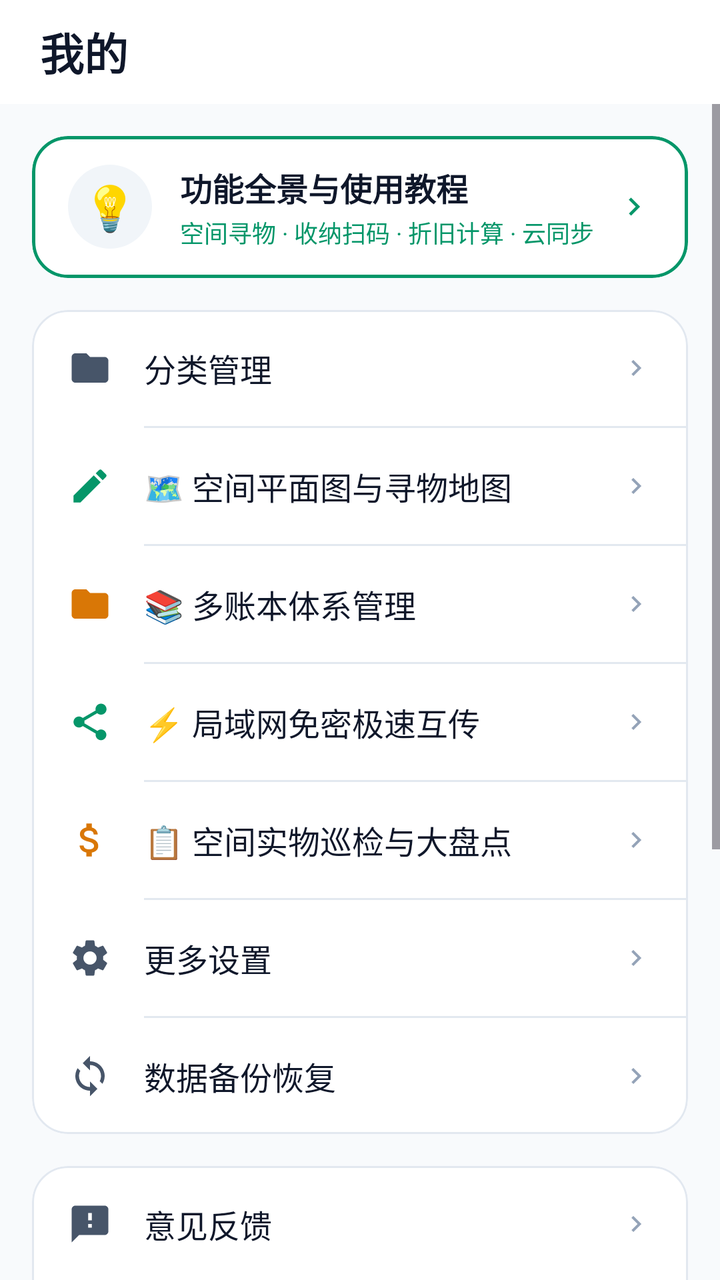
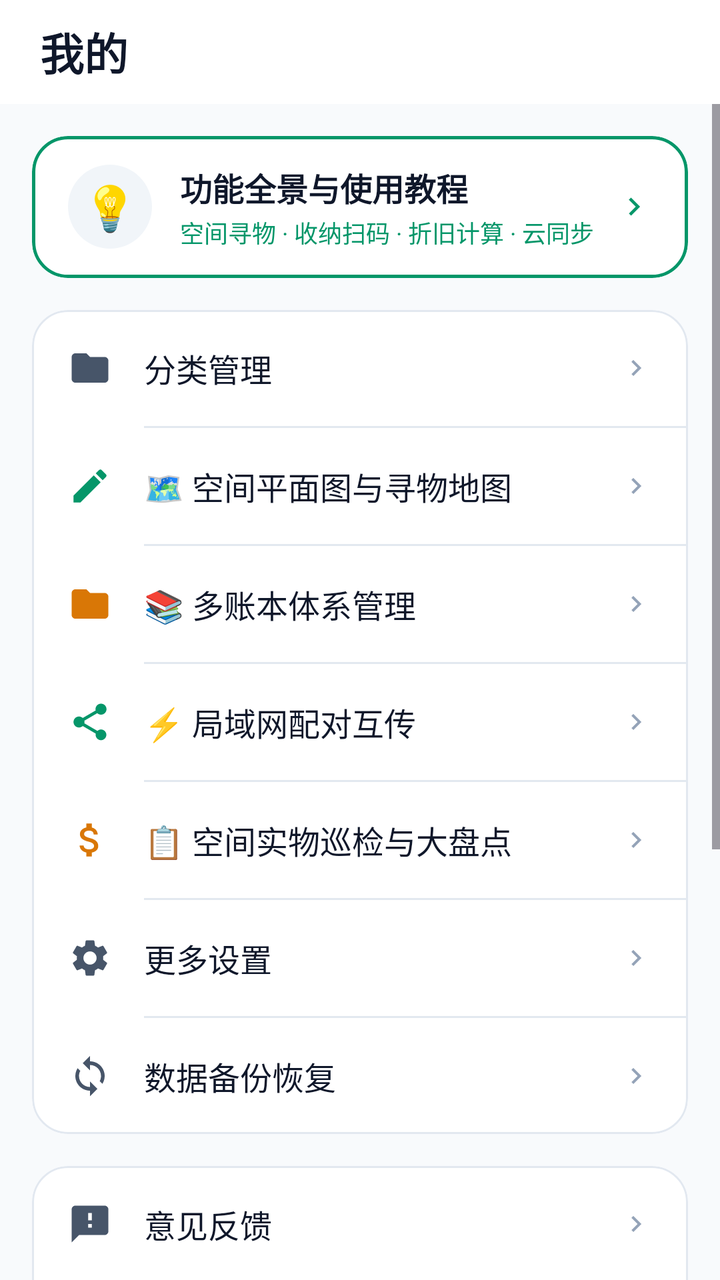

Before-and-after screenshots of an Android layout around one commit, followed by the original layout XML and the change that was made.
<!-- AndroidManifest.xml: application theme Theme.DiaperTracker -->
<!-- res/layout/fragment_profile.xml -->
<?xml version="1.0" encoding="utf-8"?>
<LinearLayout
    xmlns:android="http://schemas.android.com/apk/res/android"
    xmlns:app="http://schemas.android.com/apk/res-auto"
    android:layout_width="match_parent"
    android:layout_height="match_parent"
    android:orientation="vertical"
    android:background="@color/background">

    
    <LinearLayout
        android:layout_width="match_parent"
        android:layout_height="52dp"
        android:orientation="horizontal"
        android:gravity="center_vertical"
        android:paddingHorizontal="20dp"
        android:background="@color/card">

        <TextView
            android:layout_width="wrap_content"
            android:layout_height="wrap_content"
            android:text="我的"
            android:textSize="22sp"
            android:textStyle="bold"
            android:textColor="@color/text_primary"
            android:fontFamily="sans-serif-medium" />
    </LinearLayout>

    <ScrollView
        android:layout_width="match_parent"
        android:layout_height="0dp"
        android:layout_weight="1"
        android:overScrollMode="never">

        <LinearLayout
            android:layout_width="match_parent"
            android:layout_height="wrap_content"
            android:orientation="vertical"
            android:paddingHorizontal="16dp"
            android:paddingTop="16dp"
            android:paddingBottom="40dp">

            
            <com.google.android.material.card.MaterialCardView
                android:id="@+id/card_user_tutorial"
                android:layout_width="match_parent"
                android:layout_height="wrap_content"
                app:cardCornerRadius="18dp"
                app:cardElevation="0dp"
                app:cardBackgroundColor="@color/card"
                app:strokeColor="@color/primary"
                app:strokeWidth="1.5dp"
                android:layout_marginBottom="16dp"
                android:clickable="true"
                android:focusable="true"
                android:foreground="?attr/selectableItemBackground">

                <LinearLayout
                    android:layout_width="match_parent"
                    android:layout_height="wrap_content"
                    android:orientation="horizontal"
                    android:gravity="center_vertical"
                    android:paddingHorizontal="18dp"
                    android:paddingVertical="14dp">

                    <TextView
                        android:layout_width="42dp"
                        android:layout_height="42dp"
                        android:gravity="center"
                        android:text="💡"
                        android:textSize="22sp"
                        android:background="@drawable/bg_icon_circle"
                        android:backgroundTint="@color/input_bg" />

                    <LinearLayout
                        android:layout_width="0dp"
                        android:layout_height="wrap_content"
                        android:layout_weight="1"
                        android:layout_marginStart="14dp"
                        android:orientation="vertical">

                        <TextView
                            android:layout_width="wrap_content"
                            android:layout_height="wrap_content"
                            android:text="功能全景与使用教程"
                            android:textSize="16sp"
                            android:textStyle="bold"
                            android:textColor="@color/text_primary"
                            android:fontFamily="sans-serif-medium" />

                        <TextView
                            android:layout_width="wrap_content"
                            android:layout_height="wrap_content"
                            android:text="空间寻物 · 收纳扫码 · 折旧计算 · 云同步"
                            android:textSize="12sp"
                            android:textColor="@color/primary"
                            android:layout_marginTop="2dp" />
                    </LinearLayout>

                    <ImageView
                        android:layout_width="18dp"
                        android:layout_height="18dp"
                        android:src="@drawable/ic_arrow_right"
                        app:tint="@color/primary"
                        android:contentDescription="查看教程" />
                </LinearLayout>
            </com.google.android.material.card.MaterialCardView>

            
            <com.google.android.material.card.MaterialCardView
                android:layout_width="match_parent"
                android:layout_height="wrap_content"
                app:cardCornerRadius="18dp"
                app:cardElevation="0dp"
                app:cardBackgroundColor="@color/card"
                app:strokeColor="@color/card_border"
                app:strokeWidth="1dp"
                android:layout_marginBottom="16dp">

                <LinearLayout
                    android:layout_width="match_parent"
                    android:layout_height="wrap_content"
                    android:orientation="vertical">

                    
                    <LinearLayout
                        android:id="@+id/btn_category_manage"
                        android:layout_width="match_parent"
                        android:layout_height="58dp"
                        android:orientation="horizontal"
                        android:gravity="center_vertical"
                        android:paddingHorizontal="18dp"
                        android:clickable="true"
                        android:focusable="true"
                        android:background="?attr/selectableItemBackground">

                        <ImageView
                            android:layout_width="22dp"
                            android:layout_height="22dp"
                            android:src="@drawable/ic_folder"
                            app:tint="@color/text_secondary"
                            android:contentDescription="分类管理" />

                        <TextView
                            android:layout_width="0dp"
                            android:layout_height="wrap_content"
                            android:layout_weight="1"
                            android:layout_marginStart="16dp"
                            android:text="分类管理"
                            android:textSize="16sp"
                            android:textColor="@color/text_primary"
                            android:fontFamily="sans-serif-medium" />

                        <ImageView
                            android:layout_width="16dp"
                            android:layout_height="16dp"
                            android:src="@drawable/ic_arrow_right"
                            app:tint="@color/text_hint"
                            android:contentDescription="进入" />
                    </LinearLayout>

                    <View
                        android:layout_width="match_parent"
                        android:layout_height="1dp"
                        android:layout_marginStart="56dp"
                        android:background="@color/card_border" />

                    
                    <LinearLayout
                        android:id="@+id/btn_floorplan_manage"
                        android:layout_width="match_parent"
                        android:layout_height="58dp"
                        android:orientation="horizontal"
                        android:gravity="center_vertical"
                        android:paddingHorizontal="18dp"
                        android:clickable="true"
                        android:focusable="true"
                        android:background="?attr/selectableItemBackground">

                        <ImageView
                            android:layout_width="22dp"
                            android:layout_height="22dp"
                            android:src="@drawable/ic_edit"
                            app:tint="@color/primary"
                            android:contentDescription="空间平面图管理" />

                        <TextView
                            android:layout_width="0dp"
                            android:layout_height="wrap_content"
                            android:layout_weight="1"
                            android:layout_marginStart="16dp"
                            android:text="🗺️ 空间平面图与寻物地图"
                            android:textSize="16sp"
                            android:textColor="@color/text_primary"
                            android:fontFamily="sans-serif-medium" />

                        <ImageView
                            android:layout_width="16dp"
                            android:layout_height="16dp"
                            android:src="@drawable/ic_arrow_right"
                            app:tint="@color/text_hint"
                            android:contentDescription="进入" />
                    </LinearLayout>

                    <View
                        android:layout_width="match_parent"
                        android:layout_height="1dp"
                        android:layout_marginStart="56dp"
                        android:background="@color/card_border" />

                    
                    <LinearLayout
                        android:id="@+id/btn_ledger_manage"
                        android:layout_width="match_parent"
                        android:layout_height="58dp"
                        android:orientation="horizontal"
                        android:gravity="center_vertical"
                        android:paddingHorizontal="18dp"
                        android:clickable="true"
                        android:focusable="true"
                        android:background="?attr/selectableItemBackground">

                        <ImageView
                            android:layout_width="22dp"
                            android:layout_height="22dp"
                            android:src="@drawable/ic_folder"
                            app:tint="@color/accent_dark"
                            android:contentDescription="多账本管理" />

                        <TextView
                            android:layout_width="0dp"
                            android:layout_height="wrap_content"
                            android:layout_weight="1"
                            android:layout_marginStart="16dp"
                            android:text="📚 多账本体系管理"
                            android:textSize="16sp"
                            android:textColor="@color/text_primary"
                            android:fontFamily="sans-serif-medium" />

                        <ImageView
                            android:layout_width="16dp"
                            android:layout_height="16dp"
                            android:src="@drawable/ic_arrow_right"
                            app:tint="@color/text_hint"
                            android:contentDescription="进入" />
                    </LinearLayout>

                    <View
                        android:layout_width="match_parent"
                        android:layout_height="1dp"
                        android:layout_marginStart="56dp"
                        android:background="@color/card_border" />

                    
                    <LinearLayout
                        android:id="@+id/btn_lan_sync_manage"
                        android:layout_width="match_parent"
                        android:layout_height="58dp"
                        android:orientation="horizontal"
                        android:gravity="center_vertical"
                        android:paddingHorizontal="18dp"
                        android:clickable="true"
                        android:focusable="true"
                        android:background="?attr/selectableItemBackground">

                        <ImageView
                            android:layout_width="22dp"
                            android:layout_height="22dp"
                            android:src="@drawable/ic_share"
                            app:tint="@color/primary"
                            android:contentDescription="局域网互传" />

                        <TextView
                            android:layout_width="0dp"
                            android:layout_height="wrap_content"
                            android:layout_weight="1"
                            android:layout_marginStart="16dp"
                            android:text="⚡ 局域网免密极速互传"
                            android:textSize="16sp"
                            android:textColor="@color/text_primary"
                            android:fontFamily="sans-serif-medium" />

                        <ImageView
                            android:layout_width="16dp"
                            android:layout_height="16dp"
                            android:src="@drawable/ic_arrow_right"
                            app:tint="@color/text_hint"
                            android:contentDescription="进入" />
                    </LinearLayout>

                    <View
                        android:layout_width="match_parent"
                        android:layout_height="1dp"
                        android:layout_marginStart="56dp"
                        android:background="@color/card_border" />

                    
                    <LinearLayout
                        android:id="@+id/btn_inventory_audit"
                        android:layout_width="match_parent"
                        android:layout_height="58dp"
                        android:orientation="horizontal"
                        android:gravity="center_vertical"
                        android:paddingHorizontal="18dp"
                        android:clickable="true"
                        android:focusable="true"
                        android:background="?attr/selectableItemBackground">

                        <ImageView
                            android:layout_width="22dp"
                            android:layout_height="22dp"
                            android:src="@drawable/ic_nav_report"
                            app:tint="@color/accent_dark"
                            android:contentDescription="实物大盘点" />

                        <TextView
                            android:layout_width="0dp"
                            android:layout_height="wrap_content"
                            android:layout_weight="1"
                            android:layout_marginStart="16dp"
                            android:text="📋 空间实物巡检与大盘点"
                            android:textSize="16sp"
                            android:textColor="@color/text_primary"
                            android:fontFamily="sans-serif-medium" />

                        <ImageView
                            android:layout_width="16dp"
                            android:layout_height="16dp"
                            android:src="@drawable/ic_arrow_right"
                            app:tint="@color/text_hint"
                            android:contentDescription="进入" />
                    </LinearLayout>

                    <View
                        android:layout_width="match_parent"
                        android:layout_height="1dp"
                        android:layout_marginStart="56dp"
                        android:background="@color/card_border" />

                    
                    <LinearLayout
                        android:id="@+id/btn_more_settings"
                        android:layout_width="match_parent"
                        android:layout_height="58dp"
                        android:orientation="horizontal"
                        android:gravity="center_vertical"
                        android:paddingHorizontal="18dp"
                        android:clickable="true"
                        android:focusable="true"
                        android:background="?attr/selectableItemBackground">

                        <ImageView
                            android:layout_width="22dp"
                            android:layout_height="22dp"
                            android:src="@drawable/ic_settings"
                            app:tint="@color/text_secondary"
                            android:contentDescription="更多设置" />

                        <TextView
                            android:layout_width="0dp"
                            android:layout_height="wrap_content"
                            android:layout_weight="1"
                            android:layout_marginStart="16dp"
                            android:text="更多设置"
                            android:textSize="16sp"
                            android:textColor="@color/text_primary"
                            android:fontFamily="sans-serif-medium" />

                        <ImageView
                            android:layout_width="16dp"
                            android:layout_height="16dp"
                            android:src="@drawable/ic_arrow_right"
                            app:tint="@color/text_hint"
                            android:contentDescription="进入" />
                    </LinearLayout>

                    <View
                        android:layout_width="match_parent"
                        android:layout_height="1dp"
                        android:layout_marginStart="56dp"
                        android:background="@color/card_border" />

                    
                    <LinearLayout
                        android:id="@+id/btn_backup_restore"
                        android:layout_width="match_parent"
                        android:layout_height="58dp"
                        android:orientation="horizontal"
                        android:gravity="center_vertical"
                        android:paddingHorizontal="18dp"
                        android:clickable="true"
                        android:focusable="true"
                        android:background="?attr/selectableItemBackground">

                        <ImageView
                            android:layout_width="22dp"
                            android:layout_height="22dp"
                            android:src="@drawable/ic_backup"
                            app:tint="@color/text_secondary"
                            android:contentDescription="数据备份恢复" />

                        <TextView
                            android:layout_width="0dp"
                            android:layout_height="wrap_content"
                            android:layout_weight="1"
                            android:layout_marginStart="16dp"
                            android:text="数据备份恢复"
                            android:textSize="16sp"
                            android:textColor="@color/text_primary"
                            android:fontFamily="sans-serif-medium" />

                        <ImageView
                            android:layout_width="16dp"
                            android:layout_height="16dp"
                            android:src="@drawable/ic_arrow_right"
                            app:tint="@color/text_hint"
                            android:contentDescription="进入" />
                    </LinearLayout>

                </LinearLayout>
            </com.google.android.material.card.MaterialCardView>

            
            <com.google.android.material.card.MaterialCardView
                android:layout_width="match_parent"
                android:layout_height="wrap_content"
                app:cardCornerRadius="18dp"
                app:cardElevation="0dp"
                app:cardBackgroundColor="@color/card"
                app:strokeColor="@color/card_border"
                app:strokeWidth="1dp"
                android:layout_marginBottom="16dp">

                <LinearLayout
                    android:layout_width="match_parent"
                    android:layout_height="wrap_content"
                    android:orientation="vertical">

                    
                    <LinearLayout
                        android:id="@+id/btn_feedback"
                        android:layout_width="match_parent"
                        android:layout_height="58dp"
                        android:orientation="horizontal"
                        android:gravity="center_vertical"
                        android:paddingHorizontal="18dp"
                        android:clickable="true"
                        android:focusable="true"
                        android:background="?attr/selectableItemBackground">

                        <ImageView
                            android:layout_width="22dp"
                            android:layout_height="22dp"
                            android:src="@drawable/ic_feedback"
                            app:tint="@color/text_secondary"
                            android:contentDescription="意见反馈" />

                        <TextView
                            android:layout_width="0dp"
                            android:layout_height="wrap_content"
                            android:layout_weight="1"
                            android:layout_marginStart="16dp"
                            android:text="意见反馈"
                            android:textSize="16sp"
                            android:textColor="@color/text_primary"
                            android:fontFamily="sans-serif-medium" />

                        <ImageView
                            android:layout_width="16dp"
                            android:layout_height="16dp"
                            android:src="@drawable/ic_arrow_right"
                            app:tint="@color/text_hint"
                            android:contentDescription="进入" />
                    </LinearLayout>

                    <View
                        android:layout_width="match_parent"
                        android:layout_height="1dp"
                        android:layout_marginStart="56dp"
                        android:background="@color/card_border" />

                    
                    <LinearLayout
                        android:id="@+id/btn_terms"
                        android:layout_width="match_parent"
                        android:layout_height="58dp"
                        android:orientation="horizontal"
                        android:gravity="center_vertical"
                        android:paddingHorizontal="18dp"
                        android:clickable="true"
                        android:focusable="true"
                        android:background="?attr/selectableItemBackground">

                        <ImageView
                            android:layout_width="22dp"
                            android:layout_height="22dp"
                            android:src="@drawable/ic_terms"
                            app:tint="@color/text_secondary"
                            android:contentDescription="用户使用条款" />

                        <TextView
                            android:layout_width="0dp"
                            android:layout_height="wrap_content"
                            android:layout_weight="1"
                            android:layout_marginStart="16dp"
                            android:text="用户使用条款"
                            android:textSize="16sp"
                            android:textColor="@color/text_primary"
                            android:fontFamily="sans-serif-medium" />

                        <ImageView
                            android:layout_width="16dp"
                            android:layout_height="16dp"
                            android:src="@drawable/ic_arrow_right"
                            app:tint="@color/text_hint"
                            android:contentDescription="进入" />
                    </LinearLayout>

                    <View
                        android:layout_width="match_parent"
                        android:layout_height="1dp"
                        android:layout_marginStart="56dp"
                        android:background="@color/card_border" />

                    
                    <LinearLayout
                        android:id="@+id/btn_privacy"
                        android:layout_width="match_parent"
                        android:layout_height="58dp"
                        android:orientation="horizontal"
                        android:gravity="center_vertical"
                        android:paddingHorizontal="18dp"
                        android:clickable="true"
                        android:focusable="true"
                        android:background="?attr/selectableItemBackground">

                        <ImageView
                            android:layout_width="22dp"
                            android:layout_height="22dp"
                            android:src="@drawable/ic_privacy"
                            app:tint="@color/text_secondary"
                            android:contentDescription="隐私政策" />

                        <TextView
                            android:layout_width="0dp"
                            android:layout_height="wrap_content"
                            android:layout_weight="1"
                            android:layout_marginStart="16dp"
                            android:text="隐私政策"
                            android:textSize="16sp"
                            android:textColor="@color/text_primary"
                            android:fontFamily="sans-serif-medium" />

                        <ImageView
                            android:layout_width="16dp"
                            android:layout_height="16dp"
                            android:src="@drawable/ic_arrow_right"
                            app:tint="@color/text_hint"
                            android:contentDescription="进入" />
                    </LinearLayout>

                    <View
                        android:layout_width="match_parent"
                        android:layout_height="1dp"
                        android:layout_marginStart="56dp"
                        android:background="@color/card_border" />

                    
                    <LinearLayout
                        android:id="@+id/btn_update_version"
                        android:layout_width="match_parent"
                        android:layout_height="58dp"
                        android:orientation="horizontal"
                        android:gravity="center_vertical"
                        android:paddingHorizontal="18dp"
                        android:clickable="true"
                        android:focusable="true"
                        android:background="?attr/selectableItemBackground">

                        <ImageView
                            android:layout_width="22dp"
                            android:layout_height="22dp"
                            android:src="@drawable/ic_update"
                            app:tint="@color/primary"
                            android:contentDescription="检查与智能升级" />

                        <TextView
                            android:layout_width="0dp"
                            android:layout_height="wrap_content"
                            android:layout_weight="1"
                            android:layout_marginStart="16dp"
                            android:text="检查与智能升级"
                            android:textSize="16sp"
                            android:textColor="@color/text_primary"
                            android:singleLine="true"
                            android:fontFamily="sans-serif-medium" />

                        <TextView
                            android:id="@+id/current_version_badge"
                            android:layout_width="wrap_content"
                            android:layout_height="wrap_content"
                            android:text="v4.0.0"
                            android:textSize="13sp"
                            android:textStyle="bold"
                            android:textColor="@color/primary"
                            android:layout_marginEnd="8dp" />

                        <ImageView
                            android:layout_width="16dp"
                            android:layout_height="16dp"
                            android:src="@drawable/ic_arrow_right"
                            app:tint="@color/text_hint"
                            android:contentDescription="进入" />
                    </LinearLayout>

                    <View
                        android:layout_width="match_parent"
                        android:layout_height="1dp"
                        android:layout_marginStart="56dp"
                        android:background="@color/card_border" />

                    
                    <LinearLayout
                        android:id="@+id/btn_about"
                        android:layout_width="match_parent"
                        android:layout_height="58dp"
                        android:orientation="horizontal"
                        android:gravity="center_vertical"
                        android:paddingHorizontal="18dp"
                        android:clickable="true"
                        android:focusable="true"
                        android:background="?attr/selectableItemBackground">

                        <ImageView
                            android:layout_width="22dp"
                            android:layout_height="22dp"
                            android:src="@drawable/ic_about"
                            app:tint="@color/text_secondary"
                            android:contentDescription="关于" />

                        <TextView
                            android:layout_width="0dp"
                            android:layout_height="wrap_content"
                            android:layout_weight="1"
                            android:layout_marginStart="16dp"
                            android:text="关于"
                            android:textSize="16sp"
                            android:textColor="@color/text_primary"
                            android:fontFamily="sans-serif-medium" />

                        <ImageView
                            android:layout_width="16dp"
                            android:layout_height="16dp"
                            android:src="@drawable/ic_arrow_right"
                            app:tint="@color/text_hint"
                            android:contentDescription="进入" />
                    </LinearLayout>

                </LinearLayout>
            </com.google.android.material.card.MaterialCardView>

            
            <TextView
                android:layout_width="match_parent"
                android:layout_height="wrap_content"
                android:gravity="center"
                android:text="🔒 数据完全离线存储于本地设备沙盒中\nCollecter · 智能收纳与资产追踪"
                android:textSize="12sp"
                android:textColor="@color/text_hint"
                android:lineSpacingExtra="4dp"
                android:layout_marginTop="8dp" />

        </LinearLayout>
    </ScrollView>

</LinearLayout>
<!-- resources referenced by this layout -->
<resources>
  <color name="accent_dark">#D97706</color>
  <color name="background">#F8FAFC</color>
  <color name="card">#FFFFFF</color>
  <color name="card_border">#E2E8F0</color>
  <color name="input_bg">#F1F5F9</color>
  <color name="primary">#059669</color>
  <color name="text_hint">#94A3B8</color>
  <color name="text_primary">#0F172A</color>
  <color name="text_secondary">#475569</color>
  <!-- drawable bg_icon_circle (drawable) -->
  <?xml version="1.0" encoding="utf-8"?>
  <shape xmlns:android="http://schemas.android.com/apk/res/android"
      android:shape="oval">
      <gradient
          android:type="linear"
          android:angle="135"
          android:startColor="#10B981"
          android:endColor="#059669" />
  </shape>
  <!-- drawable ic_about (drawable) -->
  <vector xmlns:android="http://schemas.android.com/apk/res/android"
      android:width="24dp"
      android:height="24dp"
      android:viewportWidth="24"
      android:viewportHeight="24">
    <path
        android:fillColor="#FFFFFFFF"
        android:pathData="M12,2C6.48,2 2,6.48 2,12s4.48,10 10,10 10,-4.48 10,-10S17.52,2 12,2zM13,17h-2v-6h2v6zM13,9h-2L11,7h2v2z"/>
  </vector>
  <!-- drawable ic_arrow_right (drawable) -->
  <vector xmlns:android="http://schemas.android.com/apk/res/android"
      android:width="24dp"
      android:height="24dp"
      android:viewportWidth="24"
      android:viewportHeight="24">
      <path
          android:fillColor="@color/text_secondary"
          android:pathData="M8.59,16.59L13.17,12L8.59,7.41L10,6l6,6l-6,6L8.59,16.59z" />
  </vector>
  <!-- drawable ic_edit (drawable) -->
  <vector xmlns:android="http://schemas.android.com/apk/res/android"
      android:width="24dp"
      android:height="24dp"
      android:viewportWidth="24"
      android:viewportHeight="24">
      <path
          android:fillColor="#FFFFFFFF"
          android:pathData="M3,17.25V21h3.75L17.81,9.94l-3.75,-3.75L3,17.25zM20.71,7.04c0.39,-0.39 0.39,-1.02 0,-1.41l-2.34,-2.34c-0.39,-0.39 -1.02,-0.39 -1.41,0l-1.83,1.83 3.75,3.75 1.83,-1.83z" />
  </vector>
  <!-- drawable ic_feedback (drawable) -->
  <vector xmlns:android="http://schemas.android.com/apk/res/android"
      android:width="24dp"
      android:height="24dp"
      android:viewportWidth="24"
      android:viewportHeight="24">
      <path
          android:fillColor="#FFFFFFFF"
          android:pathData="M20,2H4c-1.1,0 -1.99,0.9 -1.99,2L2,22l4,-4h14c1.1,0 2,-0.9 2,-2V4c0,-1.1 -0.9,-2 -2,-2zm-7,12h-2v-2h2v2zm0,-4h-2V6h2v4z" />
  </vector>
  <!-- drawable ic_folder (drawable) -->
  <vector xmlns:android="http://schemas.android.com/apk/res/android"
      android:width="24dp"
      android:height="24dp"
      android:viewportWidth="24"
      android:viewportHeight="24">
      <path
          android:fillColor="#FFFFFFFF"
          android:pathData="M10,4H4c-1.1,0 -1.99,0.9 -1.99,2L2,18c0,1.1 0.9,2 2,2h16c1.1,0 2,-0.9 2,-2V8c0,-1.1 -0.9,-2 -2,-2h-8l-2,-2z" />
  </vector>
  <!-- drawable ic_privacy (drawable) -->
  <vector xmlns:android="http://schemas.android.com/apk/res/android"
      android:width="24dp"
      android:height="24dp"
      android:viewportWidth="24"
      android:viewportHeight="24">
      <path
          android:fillColor="#FFFFFFFF"
          android:pathData="M12,1L3,5v6c0,5.55 3.84,10.74 9,12c5.16,-1.26 9,-6.45 9,-12V5l-9,-4zm0,10.99h7c-0.53,4.12 -3.28,7.79 -7,8.94V12H5V6.3l7,-3.11v8.8z" />
  </vector>
  <!-- drawable ic_terms (drawable) -->
  <vector xmlns:android="http://schemas.android.com/apk/res/android"
      android:width="24dp"
      android:height="24dp"
      android:viewportWidth="24"
      android:viewportHeight="24">
      <path
          android:fillColor="#FFFFFFFF"
          android:pathData="M14,2H6c-1.1,0 -1.99,0.9 -1.99,2L4,20c0,1.1 0.89,2 1.99,2H18c1.1,0 2,-0.9 2,-2V8l-6,-6zm2,16H8v-2h8v2zm0,-4H8v-2h8v2zm-3,-5V3.5L18.5,9H13z" />
  </vector>
  <color name="primary_dark">#047857</color>
  <color name="accent">#F59E0B</color>
  <!-- unchanged entries left out for length: 6 -->
</resources>

<!-- the commit's change to res/layout/fragment_profile.xml (unified diff, before → after) -->
@@ -275,7 +275,7 @@
                             android:layout_height="wrap_content"
                             android:layout_weight="1"
                             android:layout_marginStart="16dp"
-                            android:text="⚡ 局域网免密极速互传"
+                            android:text="⚡ 局域网配对互传"
                             android:textSize="16sp"
                             android:textColor="@color/text_primary"
                             android:fontFamily="sans-serif-medium" />
